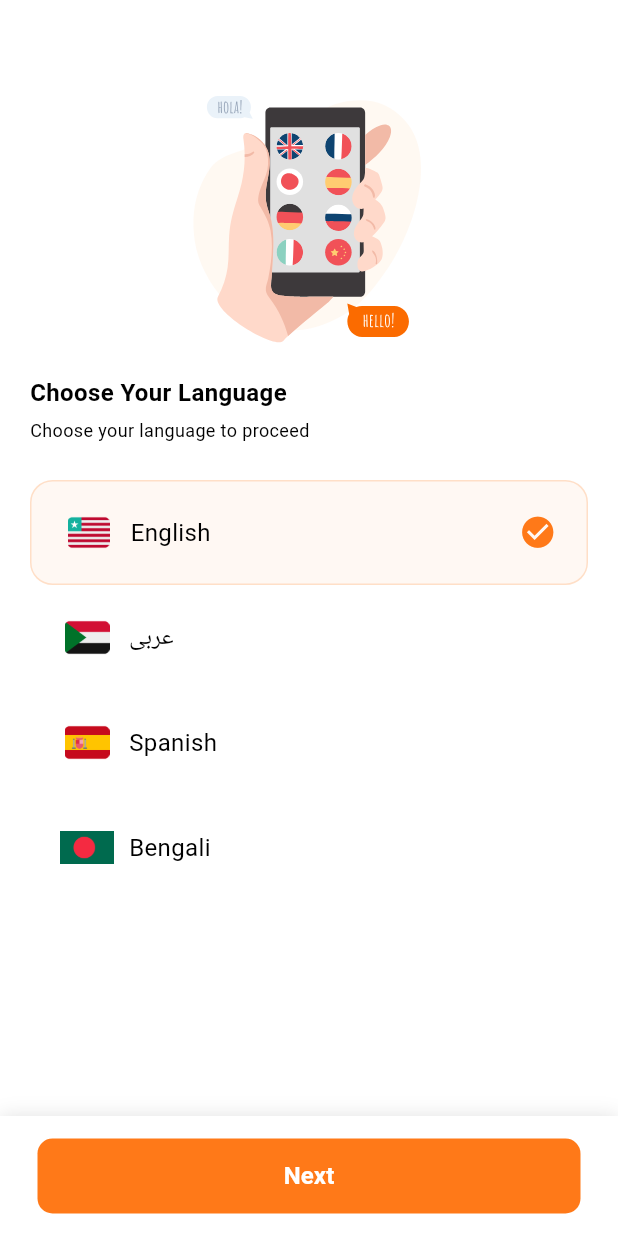
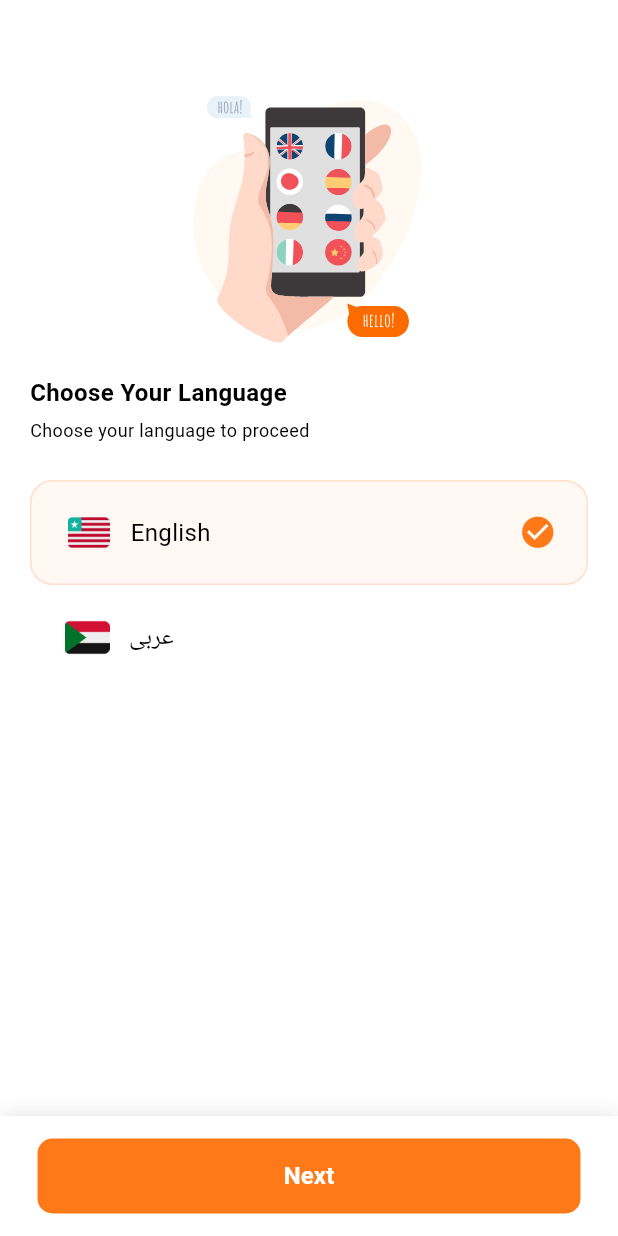
Before and after one commit to Refilex/gazzer-user-app, a Flutter app: the LanguageScreen screen opened by its route, on a phone screen of 412 x 824 dp. Run offline on Flutter 3.47's test engine with Material 3 defaults, Android fonts, the phone set to English and light mode, and no system bars; our stand-ins replace animated_flip_counter, cached_network_image, card_swiper, carousel_slider, connectivity_plus, country_code_picker and 24 more; missing offline and left inert: custom_info_window, expandable_bottom_sheet, flutter_facebook_auth, flutter_inappwebview, image_compression_flutter, just_the_tooltip and 4 more; accounts and stored records are empty; network calls fail.

Commit message:
In this branch I enhanced the UI then I removed the extra languages

```diff
--- a/lib/features/cart/widgets/cart_product_widget.dart
+++ b/lib/features/cart/widgets/cart_product_widget.dart
@@ -97,6 +97,7 @@ class CartProductWidget extends StatelessWidget {
                   ),
                   child: CustomInkWellWidget(
                     onTap: () {
+                      if (cart.product!.variations!.isNotEmpty) {
                         ResponsiveHelper.isMobile(context)
                             ? showModalBottomSheet(
                                 context: context,
@@ -118,6 +119,7 @@ class CartProductWidget extends StatelessWidget {
                                           cartIndex: cartIndex,
                                           cart: cart),
                                     ));
+                      }
                     },
                     radius: Dimensions.radiusDefault,
                     child: Padding(
--- a/lib/util/app_constants.dart
+++ b/lib/util/app_constants.dart
@@ -242,16 +242,16 @@ class AppConstants {
         languageName: 'عربى',
         countryCode: 'SA',
         languageCode: 'ar'),
-    LanguageModel(
-        imageUrl: Images.spanish,
-        languageName: 'Spanish',
-        countryCode: 'ES',
-        languageCode: 'es'),
-    LanguageModel(
-        imageUrl: Images.bengali,
-        languageName: 'Bengali',
-        countryCode: 'BN',
-        languageCode: 'bn'),
+    // LanguageModel(
+    //     imageUrl: Images.spanish,
+    //     languageName: 'Spanish',
+    //     countryCode: 'ES',
+    //     languageCode: 'es'),
+    // LanguageModel(
+    //     imageUrl: Images.bengali,
+    //     languageName: 'Bengali',
+    //     countryCode: 'BN',
+    //     languageCode: 'bn'),
   ];
 
   static List<String> joinDropdown = [
```
Lines whose indentation alone changed are shown as unchanged.
